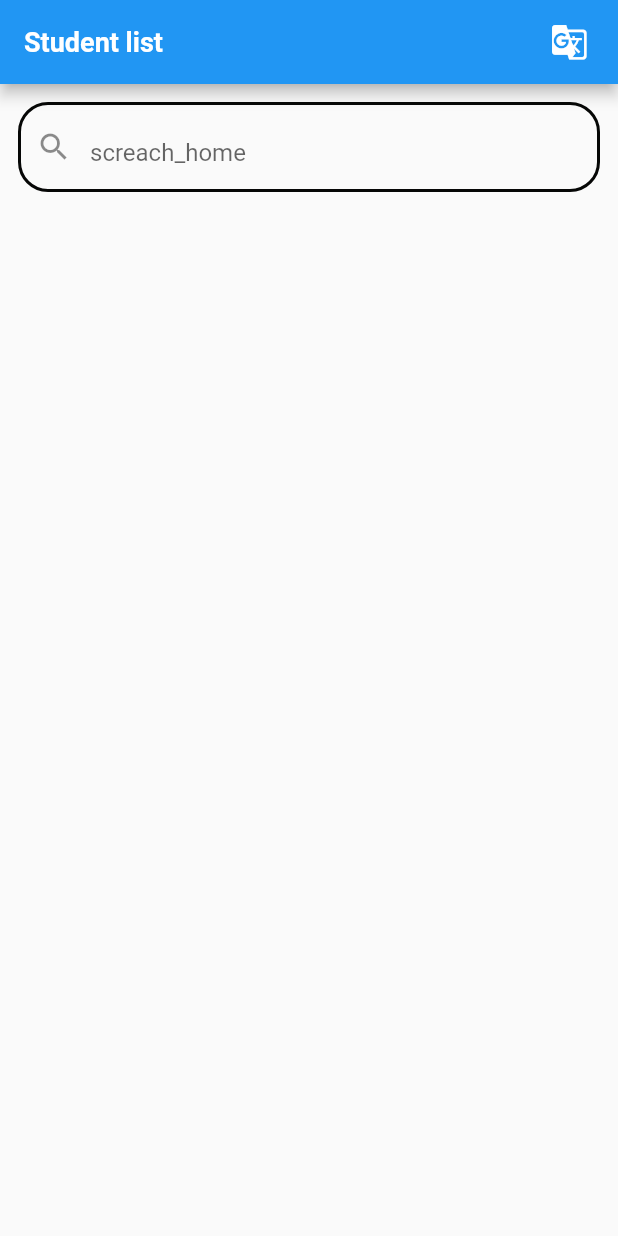
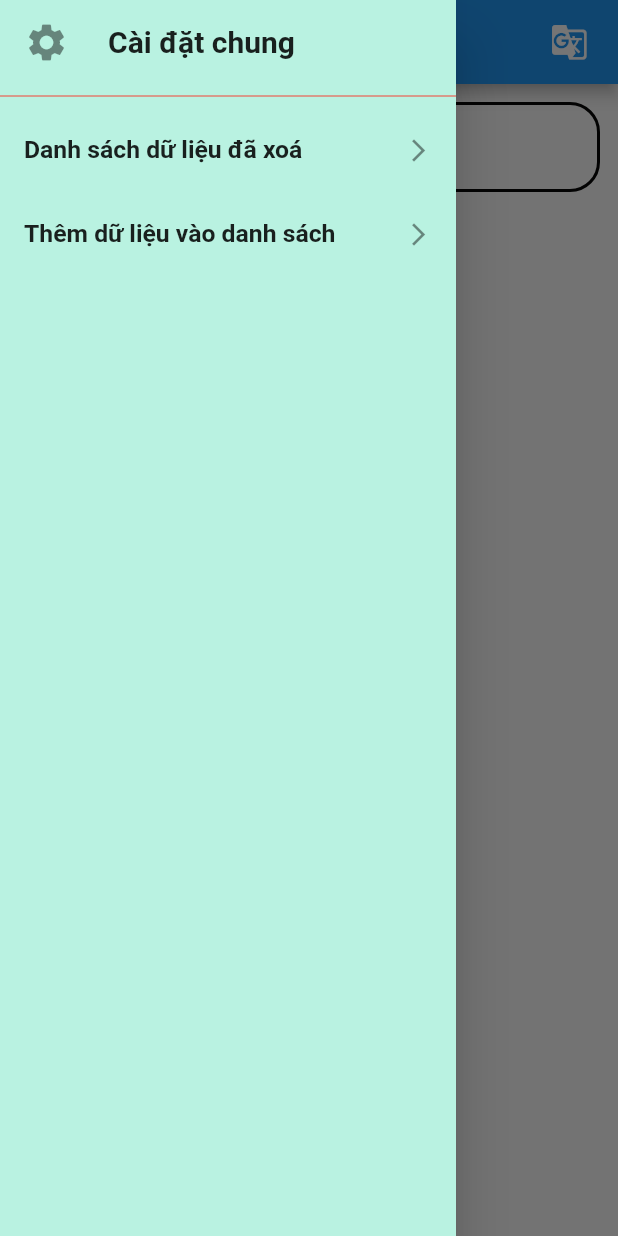
Before and after one commit to nguyenvantoan2911/test-getx, a Flutter app: the screen it shows after launch, with the side drawer open (before the commit the screen has no drawer), on a phone screen of 412 x 824 dp. Run offline on Flutter 3.47's test engine with Material 2 defaults, Android fonts, the phone set to English and light mode, and no system bars; our stand-ins replace dio, get, popover, shared_preferences; network calls fail.

Commit message:
up 10/11

```diff
--- a/asset/translations/en-US.json
+++ /dev/null
@@ -1,5 +0,0 @@
-{
-    "app_bar": "Student list",
-    "screach_home": "What in your mind",
-    "tile_language_viet": "Vietnamese"
-}
--- a/asset/translations/vi-VN.json
+++ /dev/null
@@ -1,5 +0,0 @@
-{
-    "app_bar": "Danh sách học sinh",
-    "screach_home": "Bạn đang nghĩ gì",
-    "tile_language_viet": "Tiếng Việt"
-}
--- a/lib/home/home_screen.dart
+++ b/lib/home/home_screen.dart
@@ -1,7 +1,7 @@
 import 'package:app_lo/home/Controller/getx_controller.dart';
-import 'package:app_lo/home/detailed_screen/detailed.dart';
 import 'package:app_lo/widget/buttom_bar.dart';
-import 'package:easy_localization/easy_localization.dart';
+import 'package:app_lo/widget/drawer.dart';
+import 'package:app_lo/widget/gestureDetector.dart';
 import 'package:flutter/material.dart';
 import 'package:get/get.dart';
 
@@ -15,14 +15,16 @@ class MyHome extends StatefulWidget {
 class _MyHomeState extends State<MyHome> {
   final controller = Get.put(getxController());
   final TextEditingController _textEditingController = TextEditingController();
+
   @override
   Widget build(BuildContext context) {
     return Scaffold(
+        drawer: const Drawers(),
         appBar: AppBar(
           title: const Text(
             "app_bar",
             style: TextStyle(fontSize: 18, fontWeight: FontWeight.bold),
-          ).tr(),
+          ),
           actions: const [
             Button(),
           ],
@@ -65,42 +67,40 @@ class _MyHomeState extends State<MyHome> {
                 height: 10,
               ),
               Expanded(
-                  child: ListView.builder(
+                child: Obx(() {
+                  if (controller.searchText.isEmpty) {
+                    print("Đang xây dựng lại Obx - : ${controller.searchText}");
+
+                    return ListView.builder(
                       itemCount: controller.listStudent.length,
                       itemBuilder: (context, index) {
                         final item = controller.listStudent[index];
-                        return Column(
-                          children: [
-                            InkWell(
-                              onTap: () {},
-                              child: ListTile(
-                                leading: Text(
-                                  item.id.toString(),
-                                  style: const TextStyle(
-                                      fontSize: 17,
-                                      fontWeight: FontWeight.bold,
-                                      color: Colors.black),
-                                ),
-                                title: Text(
-                                  item.name ?? '',
-                                  style: const TextStyle(
-                                      fontSize: 18,
-                                      fontWeight: FontWeight.bold,
-                                      color: Colors.black),
-                                ),
-                                subtitle: Text(item.email ?? '',
-                                    style: const TextStyle(
-                                        fontSize: 17,
-                                        fontWeight: FontWeight.normal,
-                                        color: Colors.black)),
-                              ),
-                            ),
-                            Divider(
-                              color: Colors.blueGrey[300],
-                            )
-                          ],
+                        return GestureDetectors(
+                          name: item.name ?? '',
+                          id: item.id!,
+                          email: item.email ?? '',
+                          body: item.body ?? '',
                         );
-                      }))
+                      },
+                    );
+                  } else {
+                    print(
+                        "Đang xây dựng lại Obx - searchText: ${controller.searchText}");
+                    return ListView.builder(
+                      itemCount: controller.timkiem.length,
+                      itemBuilder: (context, index) {
+                        final item = controller.timkiem[index];
+                        return GestureDetectors(
+                          name: item.name ?? '',
+                          id: item.id,
+                          email: item.email ?? '',
+                          body: item.body ?? '',
+                        );
+                      },
+                    );
+                  }
+                }),
+              )
             ],
           ),
         ));
--- a/lib/home/my_app.dart
+++ b/lib/home/my_app.dart
@@ -1,10 +1,6 @@
-import 'package:app_lo/home/detailed_screen/detailed.dart';
-import 'package:app_lo/home/Controller/getx_controller.dart';
 import 'package:app_lo/home/home_screen.dart';
-import 'package:app_lo/widget/buttom_bar.dart';
 import 'package:flutter/material.dart';
 import 'package:get/get.dart';
-import 'package:easy_localization/easy_localization.dart';
 
 class MyApp extends StatefulWidget {
   const MyApp({super.key});
@@ -21,10 +17,6 @@ class _MyAppState extends State<MyApp> {
 
   @override
   Widget build(BuildContext context) {
-    return GetMaterialApp(
-        localizationsDelegates: context.localizationDelegates,
-        supportedLocales: context.supportedLocales,
-        locale: context.locale,
-        home: const MyHome());
+    return const GetMaterialApp(home: MyHome());
   }
 }
--- /dev/null
+++ b/lib/widget/drawer.dart
@@ -0,0 +1,64 @@
+import 'package:app_lo/addToList_screens/addToList_screen.dart';
+import 'package:app_lo/trash_screen/trash.dart';
+import 'package:flutter/material.dart';
+import 'package:get/get.dart';
+
+class Drawers extends StatelessWidget {
+  const Drawers({super.key});
+
+  @override
+  Widget build(BuildContext context) {
+    return Drawer(
+        backgroundColor: const Color.fromARGB(255, 185, 242, 225),
+        child: ListView(
+          children: [
+            const ListTile(
+              leading: Icon(
+                Icons.settings,
+                size: 30,
+              ),
+              title: Text(
+                'Cài đặt chung',
+                style: TextStyle(
+                  fontSize: 20,
+                  fontWeight: FontWeight.bold,
+                ),
+              ),
+            ),
+            const Divider(
+              color: Colors.red,
+            ),
+            InkWell(
+              onTap: () {
+                Get.to(TrashScreens());
+              },
+              child: const ListTile(
+                title: Text(
+                  'Danh sách dữ liệu đã xoá',
+                  style: TextStyle(fontSize: 16.5, fontWeight: FontWeight.bold),
+                ),
+                trailing: Icon(
+                  Icons.arrow_forward_ios,
+                  size: 18,
+                ),
+              ),
+            ),
+            InkWell(
+              onTap: () {
+                Get.to(const AddToList());
+              },
+              child: const ListTile(
+                title: Text(
+                  'Thêm dữ liệu vào danh sách',
+                  style: TextStyle(fontSize: 16.5, fontWeight: FontWeight.bold),
+                ),
+                trailing: Icon(
+                  Icons.arrow_forward_ios,
+                  size: 18,
+                ),
+              ),
+            )
+          ],
+        ));
+  }
+}
--- a/pubspec.yaml
+++ b/pubspec.yaml
@@ -30,7 +30,6 @@ environment:
 dependencies:
   flutter:
     sdk: flutter
-  easy_localization: ^3.0.3
   provider: ^6.0.5
 
 
@@ -68,9 +67,8 @@ flutter:
 
   # To add assets to your application, add an assets section, like this:
   assets:
-    - asset/translations/
-    - asset/images/vietnam-removebg-preview.png
-    - asset/images/anh-removebg-preview.png
+    - assets/images/vietnam-removebg-preview.png
+    - assets/images/anh-removebg-preview.png
 
   # An image asset can refer to one or more resolution-specific "variants", see
   # https://flutter.dev/assets-and-images/#resolution-aware
```
Also changed, not shown: lib/addToList_screens/addToList_screen.dart (added, +152 -0 lines), lib/home/Controller/getx_controller.dart (+75 -12 lines), lib/main.dart (+3 -10 lines), lib/trash_screen/trash.dart (added, +82 -0 lines), lib/widget/gestureDetector.dart (added, +84 -0 lines), lib/widget/translations.dart (+4 -7 lines), assets/images/anh-removebg-preview.png (renamed from asset/images/anh-removebg-preview.png), assets/images/vietnam-removebg-preview.png (renamed from asset/images/vietnam-removebg-preview.png), pubspec.lock.
